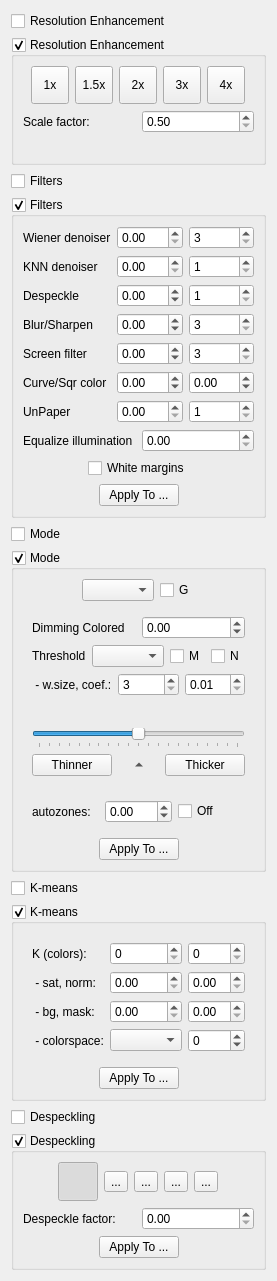
First picture: the form in src/stages/output/ui/OutputOptionsWidget.ui, repository ImageProcessing-ElectronicPublications/scantailor-experimental, before the edit.
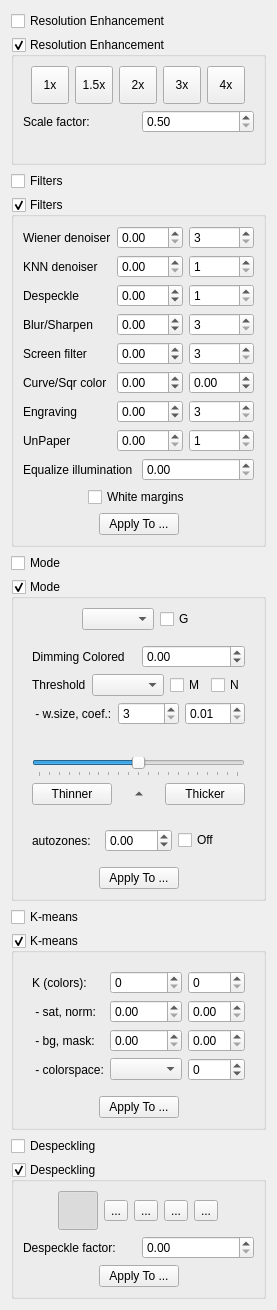
Second picture: the form after the edit. Icons and pictures are not drawn.

Commit message: 0.2024.05.09: output: filters: Engraving

Diff of the .ui file:
```diff
--- a/src/stages/output/ui/OutputOptionsWidget.ui
+++ b/src/stages/output/ui/OutputOptionsWidget.ui
@@ -457,13 +457,49 @@
          </widget>
         </item>
         <item row="6" column="0">
+         <widget class="QLabel" name="gravureLabel">
+          <property name="text">
+           <string>Engraving</string>
+          </property>
+         </widget>
+        </item>
+        <item row="6" column="1">
+         <widget class="QDoubleSpinBox" name="gravureCoef">
+          <property name="toolTip">
+           <string>Value is -1.0 .. 1.0..</string>
+          </property>
+          <property name="minimum">
+           <double>-1.0</double>
+          </property>
+          <property name="maximum">
+           <double>1.0</double>
+          </property>
+          <property name="singleStep">
+           <double>0.05</double>
+          </property>
+         </widget>
+        </item>
+        <item row="6" column="2">
+         <widget class="QSpinBox" name="gravureWindowSize">
+          <property name="toolTip">
+           <string>The dimensions of a pixel neighborhood to consider.</string>
+          </property>
+          <property name="minimum">
+           <number>3</number>
+          </property>
+          <property name="maximum">
+           <number>9999</number>
+          </property>
+         </widget>
+        </item>
+        <item row="7" column="0">
          <widget class="QLabel" name="unPaperLabel">
           <property name="text">
            <string>UnPaper</string>
           </property>
          </widget>
         </item>
-        <item row="6" column="1">
+        <item row="7" column="1">
          <widget class="QDoubleSpinBox" name="unPaperCoef">
           <property name="toolTip">
            <string>Value is 0.0 .. 1.0..</string>
@@ -479,7 +515,7 @@
           </property>
          </widget>
         </item>
-        <item row="6" column="2">
+        <item row="7" column="2">
          <widget class="QSpinBox" name="unPaperIters">
           <property name="toolTip">
            <string>The iters of a unPaper.</string>
```
The commit also changes 25 other files.
